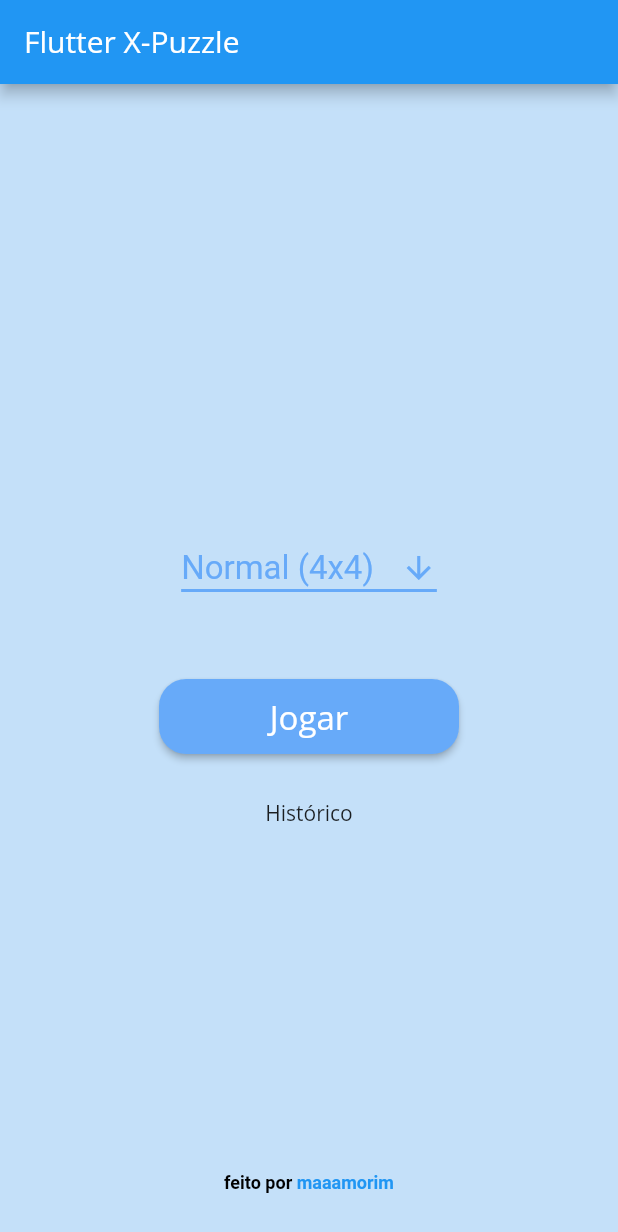
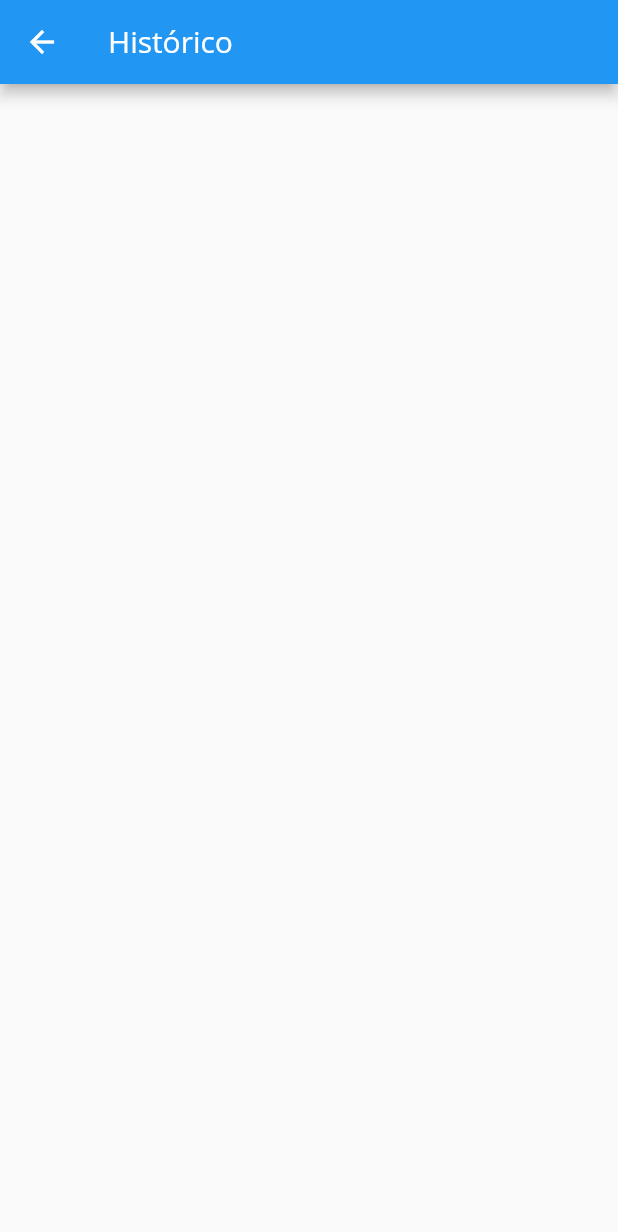
Before and after one commit to maaamorim/xPuzzle, a Flutter app: the screen it shows after launch, after a tap on "Histórico", on a phone screen of 412 x 824 dp. Shown: the top 1232 px of the screen. Run offline on Flutter 3.47's test engine with Material 2 defaults, Android fonts, the phone set to English and light mode, and no system bars.

Commit message:
Adicionar tela de histórico

```diff
--- /dev/null
+++ b/lib/screens/history/history_screen.dart
@@ -0,0 +1,12 @@
+import 'package:flutter/material.dart';
+
+class HistoryScreen extends StatelessWidget {
+  @override
+  Widget build(BuildContext context) {
+    return Scaffold(
+      appBar: AppBar(
+        title: Text('Histórico'),
+      ),
+    );
+  }
+}
--- a/lib/screens/home/home_screen.dart
+++ b/lib/screens/home/home_screen.dart
@@ -2,6 +2,7 @@ import 'package:flutter/gestures.dart';
 import 'package:flutter/material.dart';
 import 'package:url_launcher/url_launcher.dart';
 import 'package:xPuzzle/screens/game/game_screen.dart';
+import 'package:xPuzzle/screens/history/history_screen.dart';
 import 'package:xPuzzle/screens/home/components/difficulty_dropdown_button.dart';
 import 'package:xPuzzle/constants.dart' as Constants;
 
@@ -20,9 +21,11 @@ class _HomeScreenState extends State<HomeScreen> {
     );
   }
 
-  /// TODO: adicionar página de histórico
   void _abrirHistorico(context) {
-    print('hist');
+    Navigator.push(
+      context,
+      MaterialPageRoute(builder: (context) => HistoryScreen()),
+    );
   }
 
   void _atualizarValorSelecionado(String novoValor) {
```
